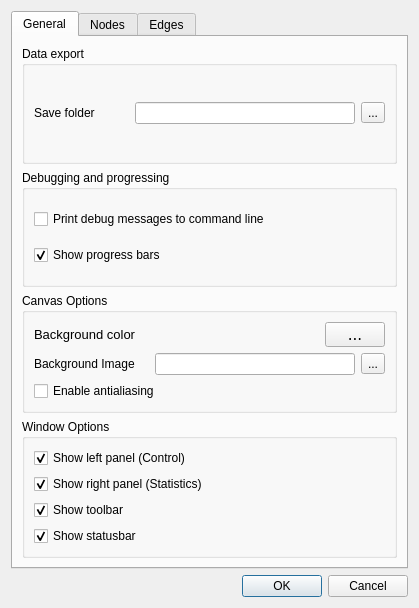
This is src/forms/settingsdialog.ui in socnetv/app as Qt 5 draws it before an edit. The edited form follows.
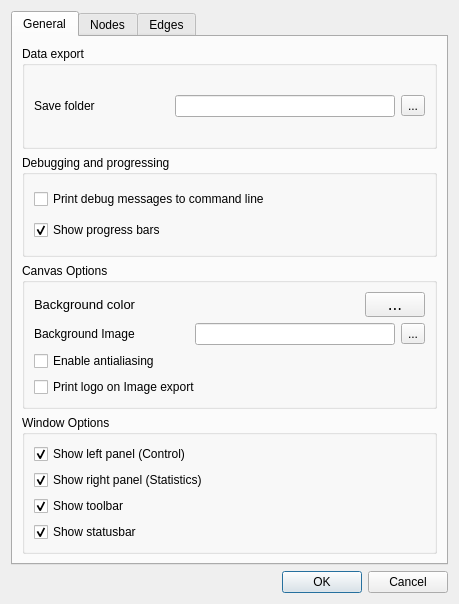
This is the edited form. Icons and pictures are not drawn.

Commit message: added new show logo option in Settings

```diff
--- a/src/forms/settingsdialog.ui
+++ b/src/forms/settingsdialog.ui
@@ -6,14 +6,14 @@
    <rect>
     <x>0</x>
     <y>0</y>
-    <width>419</width>
-    <height>608</height>
+    <width>459</width>
+    <height>604</height>
    </rect>
   </property>
   <property name="windowTitle">
    <string>Dialog</string>
   </property>
-  <layout class="QGridLayout" name="gridLayout_6">
+  <layout class="QGridLayout" name="gridLayout_9">
    <item row="0" column="0">
     <widget class="QTabWidget" name="tabWidget">
      <property name="currentIndex">
@@ -23,13 +23,13 @@
       <attribute name="title">
        <string>General</string>
       </attribute>
-      <layout class="QGridLayout" name="gridLayout_7">
+      <layout class="QGridLayout" name="gridLayout_8">
        <item row="0" column="0">
         <widget class="QGroupBox" name="groupBox_6">
          <property name="title">
           <string>Data export</string>
          </property>
-         <layout class="QGridLayout" name="gridLayout_2">
+         <layout class="QGridLayout" name="gridLayout_7">
           <item row="0" column="0">
            <layout class="QHBoxLayout" name="horizontalLayout">
             <item>
@@ -91,7 +91,7 @@
          <property name="title">
           <string>Debugging and progressing</string>
          </property>
-         <layout class="QGridLayout" name="gridLayout_3">
+         <layout class="QGridLayout" name="gridLayout_2">
           <item row="0" column="0">
            <widget class="QCheckBox" name="printDebugChkBox">
             <property name="toolTip">
@@ -135,7 +135,7 @@
          <property name="title">
           <string>Canvas Options</string>
          </property>
-         <layout class="QGridLayout" name="gridLayout_8">
+         <layout class="QGridLayout" name="gridLayout_3">
           <item row="0" column="0">
            <layout class="QHBoxLayout" name="horizontalLayout_3">
             <item>
@@ -274,6 +274,22 @@
             </property>
            </widget>
           </item>
+          <item row="3" column="0">
+           <widget class="QCheckBox" name="printLogoChkBox">
+            <property name="toolTip">
+             <string>&lt;html&gt;&lt;head/&gt;&lt;body&gt;&lt;p&gt;&lt;span style=&quot; font-weight:600;&quot;&gt;Anti-Aliasing&lt;/span&gt;&lt;/p&gt;&lt;p&gt;Enable or disable Anti-Aliasing.&lt;/p&gt;&lt;p&gt;Anti-aliasing is a technique which makes nodes, lines and text, smoother and fancier. But it comes at the cost of speed... &lt;/p&gt;&lt;p&gt;This is a permanent setting, it will be the default of the application every time you run SocNetV. &lt;/p&gt;&lt;p&gt;&lt;br/&gt;&lt;/p&gt;&lt;/body&gt;&lt;/html&gt;</string>
+            </property>
+            <property name="whatsThis">
+             <string>&lt;html&gt;&lt;head/&gt;&lt;body&gt;&lt;p&gt;&lt;span style=&quot; font-weight:600;&quot;&gt;Anti-Aliasing&lt;/span&gt;&lt;/p&gt;&lt;p&gt;Enable or disable Anti-Aliasing.&lt;/p&gt;&lt;p&gt;Anti-aliasing is a technique which makes nodes, lines and text, smoother and fancier. But it comes at the cost of speed... &lt;/p&gt;&lt;p&gt;This is a permanent setting, it will be the default of the application every time you run SocNetV. &lt;/p&gt;&lt;p&gt;&lt;br/&gt;&lt;/p&gt;&lt;/body&gt;&lt;/html&gt;</string>
+            </property>
+            <property name="layoutDirection">
+             <enum>Qt::LeftToRight</enum>
+            </property>
+            <property name="text">
+             <string>Print logo on Image export</string>
+            </property>
+           </widget>
+          </item>
          </layout>
         </widget>
        </item>
@@ -282,7 +298,7 @@
          <property name="title">
           <string>Window Options</string>
          </property>
-         <layout class="QFormLayout" name="formLayout_2">
+         <layout class="QGridLayout" name="gridLayout_6">
           <item row="0" column="0">
            <widget class="QCheckBox" name="leftPanelChkBox">
             <property name="toolTip">
```
